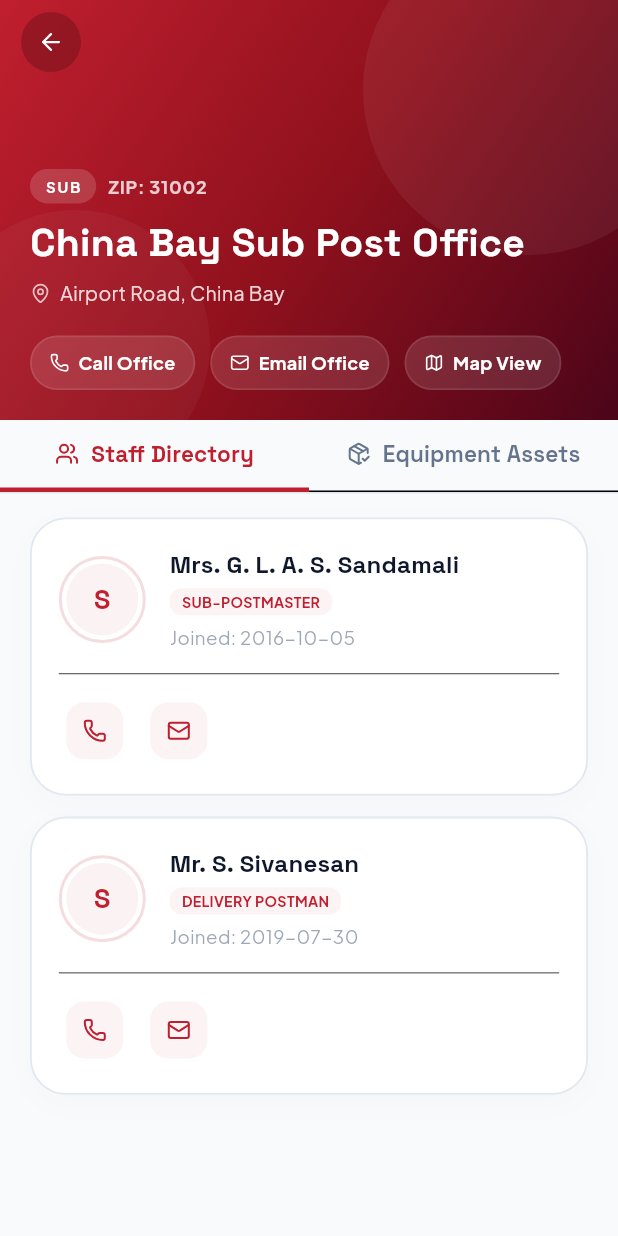
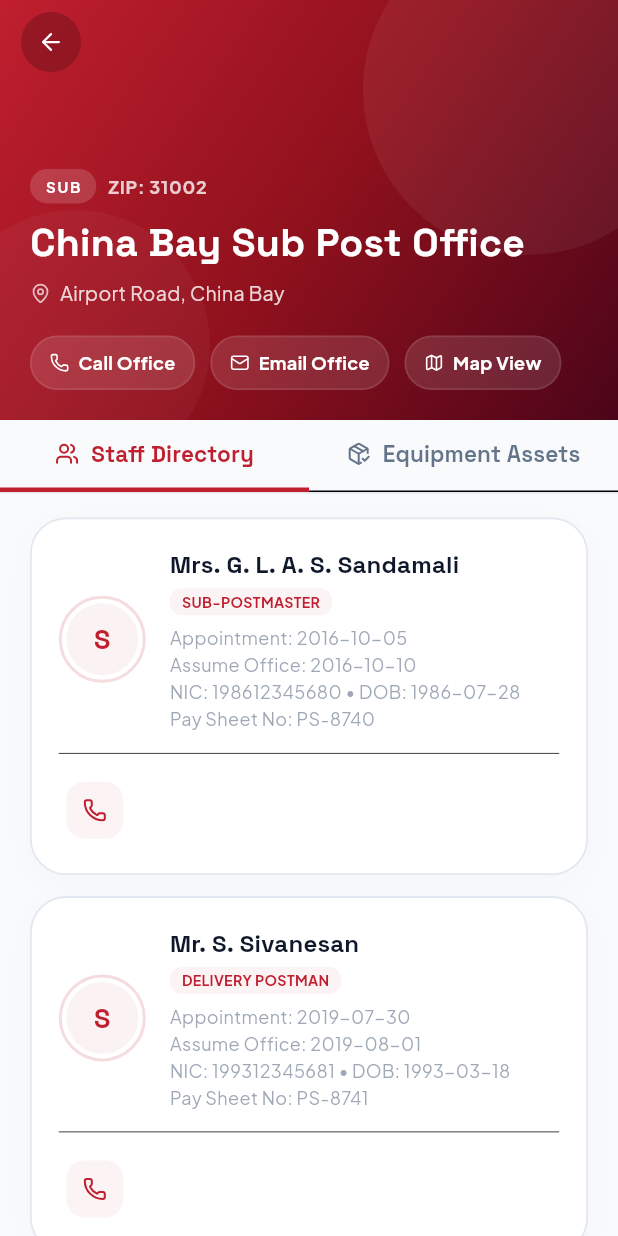
Before and after one commit to Muzakkir-yash/Trincomalee-Post-app, a Flutter app: the screen it shows after launch, after a tap on "Sub POs", after a tap on "China Bay Sub Post Office", on a phone screen of 412 x 824 dp. Run offline on Flutter 3.47's test engine with Material 3 defaults, Android fonts, the phone set to English and light mode, and no system bars; our stand-ins replace cloud_firestore, firebase_core, flutter_lucide, google_fonts; accounts and stored records are empty.

Commit message:
refactor: Update staff details schema, removing email and adding NIC, DOB, assume date, pay sheet number

```diff
--- a/lib/models/staff.dart
+++ b/lib/models/staff.dart
@@ -4,8 +4,11 @@ class Staff {
   final String name;
   final String designation;
   final String phone;
-  final String email;
-  final String joinDate;
+  final String appointmentDate; // Renamed from joinDate
+  final String assumeDate; // Date of assume this office
+  final String nic;
+  final String dob; // Date of Birth
+  final String paySheetNumber;
   final String? avatarUrl; // Optional image URL
 
   Staff({
@@ -14,8 +17,11 @@ class Staff {
     required this.name,
     required this.designation,
     required this.phone,
-    required this.email,
-    required this.joinDate,
+    required this.appointmentDate,
+    required this.assumeDate,
+    required this.nic,
+    required this.dob,
+    required this.paySheetNumber,
     this.avatarUrl,
   });
 
@@ -25,8 +31,11 @@ class Staff {
     String? name,
     String? designation,
     String? phone,
-    String? email,
-    String? joinDate,
+    String? appointmentDate,
+    String? assumeDate,
+    String? nic,
+    String? dob,
+    String? paySheetNumber,
     String? avatarUrl,
   }) {
     return Staff(
@@ -35,8 +44,11 @@ class Staff {
       name: name ?? this.name,
       designation: designation ?? this.designation,
       phone: phone ?? this.phone,
-      email: email ?? this.email,
-      joinDate: joinDate ?? this.joinDate,
+      appointmentDate: appointmentDate ?? this.appointmentDate,
+      assumeDate: assumeDate ?? this.assumeDate,
+      nic: nic ?? this.nic,
+      dob: dob ?? this.dob,
+      paySheetNumber: paySheetNumber ?? this.paySheetNumber,
       avatarUrl: avatarUrl ?? this.avatarUrl,
     );
   }
@@ -48,8 +60,11 @@ class Staff {
       name: map['name'] ?? '',
       designation: map['designation'] ?? '',
       phone: map['phone'] ?? '',
-      email: map['email'] ?? '',
-      joinDate: map['joinDate'] ?? '',
+      appointmentDate: map['appointmentDate'] ?? map['joinDate'] ?? '',
+      assumeDate: map['assumeDate'] ?? '',
+      nic: map['nic'] ?? '',
+      dob: map['dob'] ?? '',
+      paySheetNumber: map['paySheetNumber'] ?? '',
       avatarUrl: map['avatarUrl'],
     );
   }
@@ -60,8 +75,11 @@ class Staff {
       'name': name,
       'designation': designation,
       'phone': phone,
-      'email': email,
-      'joinDate': joinDate,
+      'appointmentDate': appointmentDate,
+      'assumeDate': assumeDate,
+      'nic': nic,
+      'dob': dob,
+      'paySheetNumber': paySheetNumber,
       'avatarUrl': avatarUrl,
     };
   }
--- a/lib/providers/office_provider.dart
+++ b/lib/providers/office_provider.dart
@@ -412,8 +412,11 @@ class OfficeProvider with ChangeNotifier {
         name: 'Mr. A. R. Mohamed Hilmy',
         designation: 'Postmaster',
         phone: '077-1234567',
-        email: 'hilmy.pm@slpost.lk',
-        joinDate: '2010-06-12',
+        appointmentDate: '2010-06-12',
+        assumeDate: '2010-06-15',
+        nic: '198012345671',
+        dob: '1975-04-12',
+        paySheetNumber: 'PS-8731',
       ),
       Staff(
         id: 'S-2',
@@ -421,8 +424,11 @@ class OfficeProvider with ChangeNotifier {
         name: 'Mrs. S. Priyadharshani',
         designation: 'Assistant Postmaster',
         phone: '071-9876543',
-        email: 'priya.apm@slpost.lk',
-        joinDate: '2015-08-20',
+        appointmentDate: '2015-08-20',
+        assumeDate: '2015-09-01',
+        nic: '198852345672',
+        dob: '1988-11-20',
+        paySheetNumber: 'PS-8732',
       ),
       Staff(
         id: 'S-3',
@@ -430,8 +436,11 @@ class OfficeProvider with ChangeNotifier {
         name: 'Mr. K. Loganathan',
         designation: 'Senior Mail Sorter',
         phone: '075-5556667',
-        email: 'logan.sort@slpost.lk',
-        joinDate: '2012-03-01',
+        appointmentDate: '2012-03-01',
+        assumeDate: '2012-03-05',
+        nic: '198212345673',
+        dob: '1982-08-15',
+        paySheetNumber: 'PS-8733',
       ),
       Staff(
         id: 'S-4',
@@ -439,8 +448,11 @@ class OfficeProvider with ChangeNotifier {
         name: 'Mr. M. S. Farook',
         designation: 'Delivery Postman',
         phone: '077-2223334',
-        email: 'farook.post@slpost.lk',
-        joinDate: '2018-11-15',
+        appointmentDate: '2018-11-15',
+        assumeDate: '2018-11-20',
+        nic: '199212345674',
+        dob: '1992-05-10',
+        paySheetNumber: 'PS-8734',
       ),
       Staff(
         id: 'S-5',
@@ -448,8 +460,11 @@ class OfficeProvider with ChangeNotifier {
         name: 'Ms. F. Rinosha',
         designation: 'Counter Officer',
         phone: '072-4445556',
-        email: 'rinosha.counter@slpost.lk',
-        joinDate: '2021-04-10',
+        appointmentDate: '2021-04-10',
+        assumeDate: '2021-04-12',
+        nic: '199812345675',
+        dob: '1998-09-02',
+        paySheetNumber: 'PS-8735',
       ),
       Staff(
         id: 'S-6',
@@ -457,8 +472,11 @@ class OfficeProvider with ChangeNotifier {
         name: 'Mr. Bandara Wickramasinghe',
         designation: 'Postmaster',
         phone: '077-3456789',
-        email: 'bandara.pm@slpost.lk',
-        joinDate: '2008-01-15',
+        appointmentDate: '2008-01-15',
+        assumeDate: '2008-01-20',
+        nic: '197512345676',
+        dob: '1975-02-14',
+        paySheetNumber: 'PS-8736',
       ),
       Staff(
         id: 'S-7',
@@ -466,8 +484,11 @@ class OfficeProvider with ChangeNotifier {
         name: 'Mr. T. Jeyakumar',
         designation: 'Delivery Postman',
         phone: '076-7890123',
-        email: 'jeya.del@slpost.lk',
-        joinDate: '2017-05-22',
+        appointmentDate: '2017-05-22',
+        assumeDate: '2017-06-01',
+        nic: '199012345677',
+        dob: '1990-10-12',
+        paySheetNumber: 'PS-8737',
       ),
       Staff(
         id: 'S-8',
@@ -475,8 +496,11 @@ class OfficeProvider with ChangeNotifier {
         name: 'Mr. M. N. M. Nafeel',
         designation: 'Postmaster',
         phone: '077-4567890',
-        email: 'nafeel.pm@slpost.lk',
-        joinDate: '2011-09-18',
+        appointmentDate: '2011-09-18',
+        assumeDate: '2011-10-01',
+        nic: '198112345678',
+        dob: '1981-06-25',
+        paySheetNumber: 'PS-8738',
       ),
       Staff(
         id: 'S-9',
@@ -484,8 +508,11 @@ class OfficeProvider with ChangeNotifier {
         name: 'Mrs. R. Fathima',
         designation: 'Counter Officer',
         phone: '070-1234567',
-        email: 'fathima.co@slpost.lk',
-        joinDate: '2020-02-14',
+        appointmentDate: '2020-02-14',
+        assumeDate: '2020-02-16',
+        nic: '199512345679',
+        dob: '1995-12-05',
+        paySheetNumber: 'PS-8739',
       ),
       Staff(
         id: 'S-10',
@@ -493,8 +520,11 @@ class OfficeProvider with ChangeNotifier {
         name: 'Mrs. G. L. A. S. Sandamali',
         designation: 'Sub-Postmaster',
         phone: '077-5678901',
-        email: 'sandamali.spm@slpost.lk',
-        joinDate: '2016-10-05',
+        appointmentDate: '2016-10-05',
+        assumeDate: '2016-10-10',
+        nic: '198612345680',
+        dob: '1986-07-28',
+        paySheetNumber: 'PS-8740',
       ),
       Staff(
         id: 'S-11',
@@ -502,8 +532,11 @@ class OfficeProvider with ChangeNotifier {
         name: 'Mr. S. Sivanesan',
         designation: 'Delivery Postman',
         phone: '075-8901234',
-        email: 'siva.del@slpost.lk',
-        joinDate: '2019-07-30',
+        appointmentDate: '2019-07-30',
+        assumeDate: '2019-08-01',
+        nic: '199312345681',
+        dob: '1993-03-18',
+        paySheetNumber: 'PS-8741',
       ),
       Staff(
         id: 'S-12',
@@ -511,8 +544,11 @@ class OfficeProvider with ChangeNotifier {
         name: 'Mr. V. Tharmarajah',
         designation: 'Sub-Postmaster',
         phone: '077-6789012',
-        email: 'tharma.spm@slpost.lk',
-        joinDate: '2014-04-12',
+        appointmentDate: '2014-04-12',
+        assumeDate: '2014-04-15',
+        nic: '198412345682',
+        dob: '1984-01-09',
+        paySheetNumber: 'PS-8742',
       ),
     ];
   }
--- a/lib/screens/detail_screen.dart
+++ b/lib/screens/detail_screen.dart
@@ -775,9 +775,30 @@ class _DetailScreenState extends State<DetailScreen> with SingleTickerProviderSt
                             ),
                             const SizedBox(height: 6),
                             Text(
-                              'Joined: ${member.joinDate}',
+                              'Appointment: ${member.appointmentDate}',
                               style: theme.textTheme.bodyMedium?.copyWith(
-                                  fontSize: 12.5,
+                                fontSize: 12,
+                                color: theme.textTheme.bodyMedium?.color?.withAlpha(160),
+                              ),
+                            ),
+                            Text(
+                              'Assume Office: ${member.assumeDate}',
+                              style: theme.textTheme.bodyMedium?.copyWith(
+                                fontSize: 12,
+                                color: theme.textTheme.bodyMedium?.color?.withAlpha(160),
+                              ),
+                            ),
+                            Text(
+                              'NIC: ${member.nic} • DOB: ${member.dob}',
+                              style: theme.textTheme.bodyMedium?.copyWith(
+                                fontSize: 12,
+                                color: theme.textTheme.bodyMedium?.color?.withAlpha(160),
+                              ),
+                            ),
+                            Text(
+                              'Pay Sheet No: ${member.paySheetNumber}',
+                              style: theme.textTheme.bodyMedium?.copyWith(
+                                fontSize: 12,
                                 color: theme.textTheme.bodyMedium?.color?.withAlpha(160),
                               ),
                             ),
@@ -796,13 +817,6 @@ class _DetailScreenState extends State<DetailScreen> with SingleTickerProviderSt
                           _buildCardIconButton(
                             icon: LucideIcons.phone,
                             onPressed: () => _showActionSnackbar('Dialing ${member.phone}...'),
-                              theme: theme,
-                              isDark: isDark,
-                            ),
-                            const SizedBox(width: 8),
-                            _buildCardIconButton(
-                              icon: LucideIcons.mail,
-                              onPressed: () => _showActionSnackbar('Emailing ${member.email}...'),
                             theme: theme,
                             isDark: isDark,
                           ),
```
Also changed, not shown: lib/screens/manage_entity_screen.dart (+99 -30 lines). Lines whose indentation alone changed are shown as unchanged.
